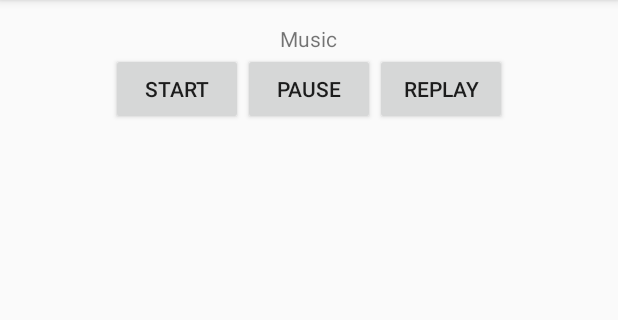
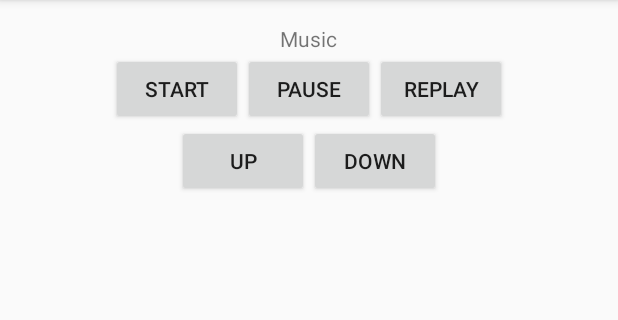
Before and after one commit to Turtle920/AndroidAudioProcess, an Android app: the screen it shows after launch (MainActivity), on a phone screen of 412 x 824 dp, the part 84-404 px from its top. Run offline under Robolectric (Android 15) with nearby library versions, the phone set to English and light mode, and no system bars.

Commit message:
up to 0.8 and down to 0.2

```diff
--- a/app/src/main/java/com/turtle920/androidaudioprocess/MainActivity.java
+++ b/app/src/main/java/com/turtle920/androidaudioprocess/MainActivity.java
@@ -23,6 +23,7 @@ public class MainActivity extends AppCompatActivity {
         try {
             mp.setDataSource(song);
             mp.prepare();
+            mp.setVolume(0.5f,0.5f);
         } catch (Exception e) {
             Log.e("DEBUG", "" + e.toString());
             e.printStackTrace();
@@ -57,5 +58,21 @@ public class MainActivity extends AppCompatActivity {
             }
         });
 
+        Button button4 = (Button)findViewById(R.id.button_up);
+        button4.setOnClickListener(new View.OnClickListener() {
+            @Override
+            public void onClick(View v) {
+                mp.setVolume(0.8f,0.8f);
+            }
+        });
+
+        Button button5 = (Button)findViewById(R.id.button_down);
+        button5.setOnClickListener(new View.OnClickListener() {
+            @Override
+            public void onClick(View v) {
+                mp.setVolume(0.1f, 0.1f);
+            }
+        });
+
     }
 }
--- a/app/src/main/res/layout/activity_main.xml
+++ b/app/src/main/res/layout/activity_main.xml
@@ -40,4 +40,22 @@
 
     </LinearLayout>
 
+    <LinearLayout
+        android:layout_width="wrap_content"
+        android:layout_height="wrap_content">
+
+
+        <Button
+            android:id="@+id/button_up"
+            android:layout_width="wrap_content"
+            android:layout_height="wrap_content"
+            android:text="up" />
+
+        <Button
+            android:id="@+id/button_down"
+            android:layout_width="wrap_content"
+            android:layout_height="wrap_content"
+            android:text="down" />
+    </LinearLayout>
+
 </LinearLayout>
```
